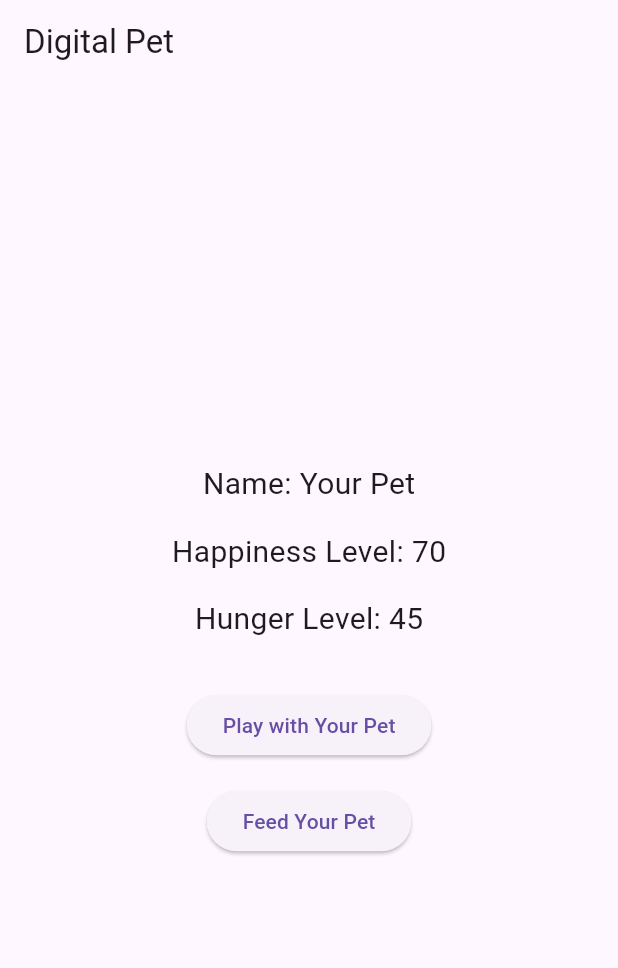
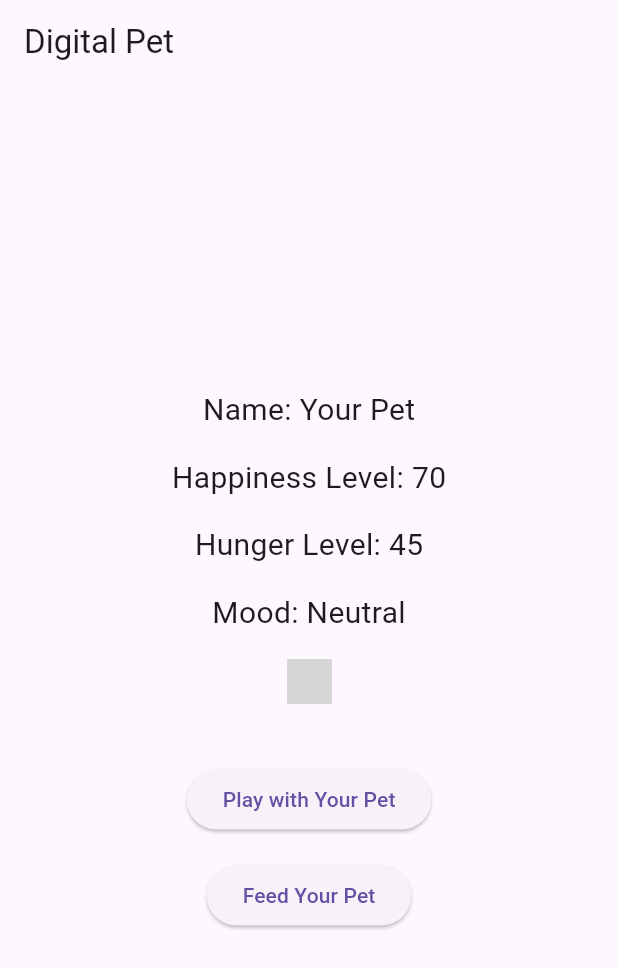
Before and after one commit to Evelyyn-14/class_act05, a Flutter app: the screen it shows after launch, after a tap on "Play with Your Pet", after a tap on "Feed Your Pet", on a phone screen of 412 x 824 dp. Shown: the top 968 px of the screen. Run offline on Flutter 3.47's test engine with Material 3 defaults, Android fonts, the light colour scheme and no system bars; network calls fail; grey boxes are pictures that could not be loaded.

Commit message:
In progress mood and color changes--added methods, WIP display

```diff
--- a/lib/main.dart
+++ b/lib/main.dart
@@ -15,6 +15,9 @@ class _DigitalPetAppState extends State<DigitalPetApp> {
   String petName = "Your Pet";
   int happinessLevel = 50;
   int hungerLevel = 50;
+  Color petColor = Colors.yellow;
+  String mood = "Neutral";
+  String moodEmoji = 'https://emojiisland.com/cdn/shop/products/Emoji_Icon_-_Smiling_medium.png?v=1571606089';
 
   // Function to increase happiness and update hunger when playing with the pet
   void _playWithPet() {
@@ -39,6 +42,7 @@ class _DigitalPetAppState extends State<DigitalPetApp> {
     } else {
       happinessLevel = (happinessLevel + 10).clamp(0, 100);
     }
+    _updateMood();
   }
 
   // Increase hunger level slightly when playing with the pet
@@ -48,6 +52,22 @@ class _DigitalPetAppState extends State<DigitalPetApp> {
       hungerLevel = 100;
       happinessLevel = (happinessLevel - 20).clamp(0, 100);
     }
+    _updateMood();
+  }
+
+  void _updateMood() {
+    setState(() {
+      if (happinessLevel > 70) {
+        mood = "Happy";
+        petColor = Colors.green;
+      } else if (happinessLevel < 30) {
+        mood = "Unhappy";
+        petColor = Colors.red;
+      } else {
+        mood = "Neutral";
+        petColor = Colors.yellow;
+      }
+    });
   }
 
   @override
@@ -74,6 +94,15 @@ class _DigitalPetAppState extends State<DigitalPetApp> {
               'Hunger Level: $hungerLevel',
               style: TextStyle(fontSize: 20.0),
             ),
+            SizedBox(height: 16.0),
+            Text(
+              'Mood: $mood',
+              style: TextStyle(fontSize: 20.0),
+            ),
+            SizedBox(height:8.0),
+            Padding(
+              padding: EdgeInsets.all(8.0),
+              child: Image.network(moodEmoji, height: 30, width: 30)),
             SizedBox(height: 32.0),
             ElevatedButton(
               onPressed: _playWithPet,
```
